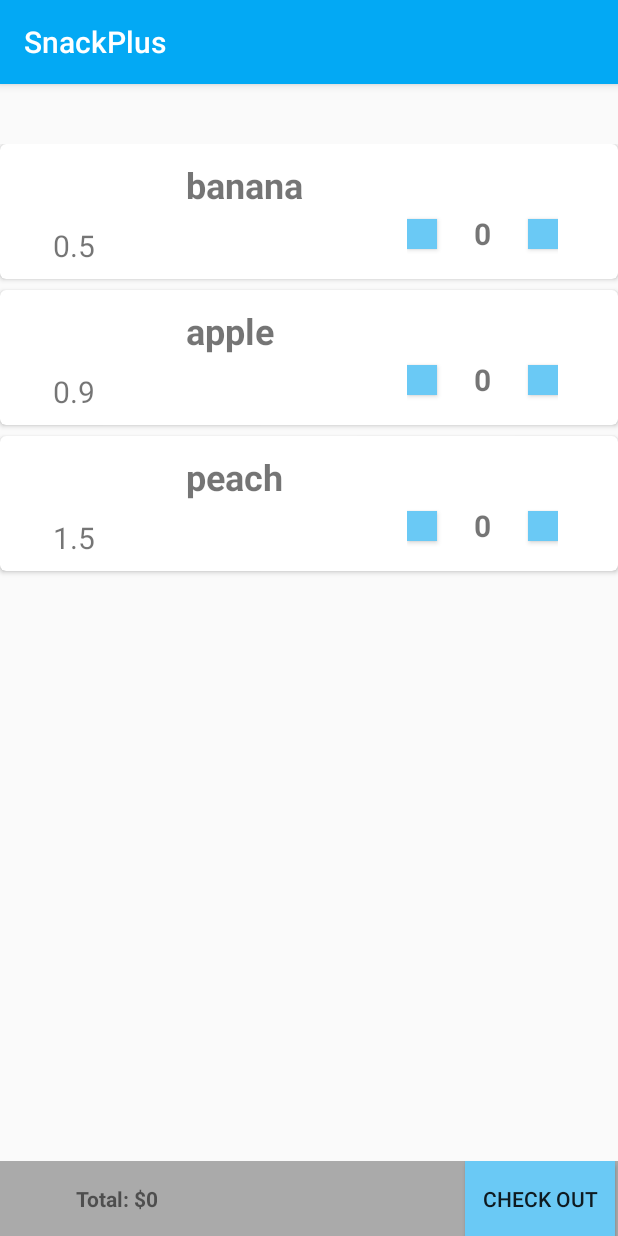
After one commit to Qrune/SnackPlus, an Android app: the ItemSelectActivity screen opened directly, with no data from a screen before it, on a phone screen of 412 x 824 dp. The commit adds this screen. Run offline under Robolectric (Android 15) with nearby library versions, the phone set to English and light mode, and no system bars.

Commit message:
customer app: first milestone - initial commit

```diff
--- a/app/build.gradle
+++ b/app/build.gradle
@@ -24,11 +24,13 @@ android {
 
 dependencies {
     implementation fileTree(dir: 'libs', include: ['*.jar'])
-    implementation"org.jetbrains.kotlin:kotlin-stdlib-jdk7:$kotlin_version"
+    implementation "org.jetbrains.kotlin:kotlin-stdlib-jdk7:$kotlin_version"
     implementation 'com.android.support:appcompat-v7:28.0.0'
     implementation 'com.android.support:recyclerview-v7:28.0.0'
     implementation 'com.android.support.constraint:constraint-layout:1.1.3'
     implementation 'com.android.support:cardview-v7:28.0.+'
+    implementation 'com.android.support:design:28.0.0'
+    implementation 'com.android.support:support-v4:28.0.0'
     testImplementation 'junit:junit:4.12'
     androidTestImplementation 'com.android.support.test:runner:1.0.2'
     androidTestImplementation 'com.android.support.test.espresso:espresso-core:3.0.2'
--- /dev/null
+++ b/app/src/main/java/edu/rose/snack/snackplus/ItemSelectActivity.kt
@@ -0,0 +1,52 @@
+package edu.rose.snack.snackplus
+
+import android.content.Intent
+import android.os.Bundle
+import android.os.Parcelable
+import android.support.v7.app.AppCompatActivity
+import android.widget.Button
+import android.widget.TextView
+
+const val SELECTED_ITEMS="edu.rose-hulman.zhengj2.SELECTED_ITEMS"
+const val TOTAL="edu.rose-hulman.zhengj2.TOTAL"
+
+class ItemSelectActivity : AppCompatActivity(), ItemSelectListFragment.OnItemSelectItemSelected {
+
+    private lateinit var textViewTotal: TextView
+    private lateinit var buttonCheckout: Button
+    private var total = 0F
+    private var selectedItems= mutableListOf<Item>()
+    override fun onItemSelectItemSelected(item: Item?, isRemove: Boolean) {
+        total += item!!.price * when (isRemove) {
+            true -> -1
+            false -> 1
+        }
+        selectedItems.add(item)
+        textViewTotal.text = "Total: $"+total.toString()
+    }
+
+    override fun onCreate(savedInstanceState: Bundle?) {
+        super.onCreate(savedInstanceState)
+        setContentView(R.layout.customer_item_select_main)
+
+        textViewTotal = findViewById(R.id.text_item_select_checkout_total)
+        buttonCheckout = findViewById(R.id.btn_item_select_checkout)
+
+
+        buttonCheckout.setOnClickListener {
+            var intent = Intent(this, CheckoutActivity::class.java)
+            var itemNames= arrayListOf<String>()
+            for (item in selectedItems){
+                itemNames.add(item.name)
+            }
+            intent.putStringArrayListExtra(SELECTED_ITEMS,itemNames)
+            intent.putExtra(TOTAL,total)
+            startActivity(intent)
+        }
+
+        val fragment = ItemSelectListFragment()
+        val ft = supportFragmentManager.beginTransaction()
+        ft.add(R.id.frame_item_select_item_list, fragment)
+        ft.commit()
+    }
+}
--- /dev/null
+++ b/app/src/main/java/edu/rose/snack/snackplus/ItemSelectListAdapter.kt
@@ -0,0 +1,75 @@
+package edu.rose.snack.snackplus
+
+import android.content.Context
+import android.support.design.widget.CoordinatorLayout
+import android.support.design.widget.Snackbar
+import android.support.v7.widget.RecyclerView
+import android.view.LayoutInflater
+import android.view.View
+import android.view.ViewGroup
+
+
+import edu.rose.snack.snackplus.ItemSelectListFragment.OnItemSelectItemSelected
+//import edu.rose.snack.snackplus.dummy.DummyContent.DummyItem
+import kotlinx.android.synthetic.main.customer_checkout_recycler_item.view.*
+import kotlinx.android.synthetic.main.customer_item_select_recycler_item.view.*
+
+/**
+ * [RecyclerView.Adapter] that can display a [DummyItem] and makes a call to the
+ * specified [OnItemSelectItemSelected].
+ * TODO: Replace the implementation with code for your data type.
+ */
+class ItemSelectListAdapter(
+    var context: Context,
+    private val items: List<Item>,
+    private val listener: OnItemSelectItemSelected?
+) : RecyclerView.Adapter<ItemSelectListAdapter.ItemViewHolder>() {
+
+//    private val mOnClickListener: View.OnClickListener
+
+
+    init {
+    }
+
+    override fun onCreateViewHolder(parent: ViewGroup, viewType: Int): ItemViewHolder {
+        val view = LayoutInflater.from(context)
+            .inflate(R.layout.customer_item_select_recycler_item, parent, false)
+        return ItemViewHolder(view)
+    }
+
+    override fun onBindViewHolder(itemHolder: ItemViewHolder, position: Int) {
+        val item = items[position]
+        val maxQuantity=items[position].quantity
+        itemHolder.itemName.text = item.name
+        itemHolder.itemPrice.text = item.price.toString()
+        itemHolder.itemQuantity.text ="0"
+        itemHolder.btnQuantityLess.setOnClickListener{
+            val quantity=itemHolder.itemQuantity.text.toString().toInt()
+            if (quantity>0){
+                itemHolder.itemQuantity.text=(quantity-1).toString()
+                listener!!.onItemSelectItemSelected(item,true)
+            }
+        }
+        itemHolder.btnQuantityMore.setOnClickListener{
+            val quantity=itemHolder.itemQuantity.text.toString().toInt()
+            if (quantity<maxQuantity){
+                itemHolder.itemQuantity.text=(quantity+1).toString()
+
+                listener!!.onItemSelectItemSelected(item,false)
+            }
+        }
+    }
+
+    override fun getItemCount(): Int = items.size
+
+    inner class ItemViewHolder(mView: View) : RecyclerView.ViewHolder(mView) {
+//        val itemPhoto:ImageView=mView.customer_checkout_recycler_view_item_image
+
+        val itemName = mView.txt_item_select_item_name
+        val itemQuantity = mView.txt_item_select_quantity
+        val itemPrice = mView.txt_item_select_price
+        val btnQuantityLess=mView.btn_item_select_quantity_less
+        val btnQuantityMore=mView.btn_item_select_quantity_more
+
+    }
+}
--- /dev/null
+++ b/app/src/main/java/edu/rose/snack/snackplus/ItemSelectListFragment.kt
@@ -0,0 +1,101 @@
+package edu.rose.snack.snackplus
+
+import android.content.Context
+import android.os.Bundle
+import android.support.v4.app.Fragment
+import android.support.v7.widget.GridLayoutManager
+import android.support.v7.widget.LinearLayoutManager
+import android.support.v7.widget.RecyclerView
+import android.view.LayoutInflater
+import android.view.View
+import android.view.ViewGroup
+
+//import edu.rose.snack.snackplus.dummy.DummyContent.DummyItem
+
+/**
+ * A fragment representing a list of Items.
+ * Activities containing this fragment MUST implement the
+ * [ItemSelectListFragment.OnItemSelectItemSelected] interface.
+ */
+class ItemSelectListFragment : Fragment() {
+
+    // TODO: Customize parameters
+    private var columnCount = 1
+
+    private var listener: OnItemSelectItemSelected? = null
+
+    override fun onCreate(savedInstanceState: Bundle?) {
+        super.onCreate(savedInstanceState)
+
+        arguments?.let {
+//            columnCount = it.getInt(ARG_COLUMN_COUNT)
+        }
+    }
+
+    private val dummyItems=listOf(Item("banana",5,0.5F),Item("apple",3,0.9F),Item("peach",2,1.5F))
+
+    override fun onCreateView(
+        inflater: LayoutInflater, container: ViewGroup?,
+        savedInstanceState: Bundle?
+    ): View? {
+        val view = inflater.inflate(R.layout.customer_item_select_item_list, container, false)
+
+        // Set the adapter
+        if (view is RecyclerView) {
+            with(view) {
+                layoutManager = when {
+                    columnCount <= 1 -> LinearLayoutManager(context)
+                    else -> GridLayoutManager(context, columnCount)
+                }
+                adapter = ItemSelectListAdapter(context,dummyItems, listener)
+                setHasFixedSize(true)
+            }
+        }
+        return view
+    }
+
+    override fun onAttach(context: Context) {
+        super.onAttach(context)
+        if (context is OnItemSelectItemSelected) {
+            listener = context
+        } else {
+            throw RuntimeException(context.toString() + " must implement OnItemSelectItemSelected")
+        }
+    }
+
+    override fun onDetach() {
+        super.onDetach()
+        listener = null
+    }
+
+    /**
+     * This interface must be implemented by activities that contain this
+     * fragment to allow an interaction in this fragment to be communicated
+     * to the activity and potentially other fragments contained in that
+     * activity.
+     *
+     *
+     * See the Android Training lesson
+     * [Communicating with Other Fragments](http://developer.android.com/training/basics/fragments/communicating.html)
+     * for more information.
+     */
+    interface OnItemSelectItemSelected {
+        // TODO: Update argument type and name
+        fun onItemSelectItemSelected(item: Item?,isRemove:Boolean)
+    }
+
+    companion object {
+
+        // TODO: Customize parameter argument names
+//        const val ARG_COLUMN_COUNT = "column-count"
+
+        // TODO: Customize parameter initialization
+        @JvmStatic
+        fun newInstance(columnCount: Int) =
+            ItemSelectListFragment().apply {
+                arguments = Bundle().apply {
+//                    putInt(ARG_COLUMN_COUNT, columnCount)
+                }
+            }
+    }
+}
--- a/app/src/main/java/edu/rose/snack/snackplus/MainActivity.kt
+++ b/app/src/main/java/edu/rose/snack/snackplus/MainActivity.kt
@@ -1,5 +1,6 @@
 package edu.rose.snack.snackplus
 
+import android.content.Intent
 import android.support.v7.app.AppCompatActivity
 import android.os.Bundle
 
@@ -8,5 +9,8 @@ class MainActivity : AppCompatActivity() {
     override fun onCreate(savedInstanceState: Bundle?) {
         super.onCreate(savedInstanceState)
         setContentView(R.layout.activity_main)
+
+        intent= Intent(this,LoginActivity::class.java)
+        startActivity(intent)
     }
 }
--- a/app/src/main/res/layout/customer_checkout_recycler_item.xml
+++ b/app/src/main/res/layout/customer_checkout_recycler_item.xml
@@ -38,7 +38,7 @@
                   android:layout_marginLeft="15dp"
                   android:textSize="20sp"
                   android:gravity="center"
-                  android:text="@string/x2"/>
+                  android:text="@string/x2" android:id="@+id/customer_chekcout_recycler_view_item_quantity"/>
         <TextView android:layout_width="wrap_content" android:layout_height="wrap_content"
                   android:layout_alignParentRight="true"
                   android:id="@+id/customer_checkout_recycler_view_item_price"
--- /dev/null
+++ b/app/src/main/res/layout/customer_item_select_item_list.xml
@@ -0,0 +1,10 @@
+<?xml version="1.0" encoding="utf-8"?>
+<android.support.v7.widget.RecyclerView
+        xmlns:android="http://schemas.android.com/apk/res/android" xmlns:tools="http://schemas.android.com/tools"
+        android:id="@+id/recycler_view_item_select_list"
+        android:layout_width="match_parent"
+        android:layout_height="550dp"
+        android:layout_alignParentStart="true"
+        android:layout_marginTop="40dp"
+        tools:listitem="@layout/customer_item_select_recycler_item"
+        tools:showIn="@layout/customer_item_select_main"/>
--- a/app/src/main/res/layout/customer_item_select_main.xml
+++ b/app/src/main/res/layout/customer_item_select_main.xml
@@ -2,15 +2,12 @@
 <RelativeLayout xmlns:android="http://schemas.android.com/apk/res/android"
                 xmlns:tools="http://schemas.android.com/tools"
                 android:layout_width="match_parent" android:layout_height="match_parent">
-    <android.support.v7.widget.RecyclerView
-            android:id="@+id/customer_item_select_recycler_view"
+    <FrameLayout
             android:layout_width="match_parent"
-            android:layout_height="550dp"
-            android:layout_alignParentStart="true"
-            android:layout_marginTop="40dp"
-            tools:listitem="@layout/customer_item_select_recycler_item"
-    />
-    />
+            android:layout_height="match_parent" android:id="@+id/frame_item_select_item_list">
+
+    </FrameLayout>
+
     <RelativeLayout android:layout_width="match_parent"
                     android:layout_height="50dp"
                     android:layout_alignParentBottom="true"
@@ -19,19 +16,19 @@
     >
         <Button android:layout_width="100dp" android:layout_height="match_parent"
                 android:layout_alignParentRight="true"
-                android:id="@+id/btn_customer_item_select_checkout"
+                android:id="@+id/btn_item_select_checkout"
                 android:background="@color/colorBlueBright"
                 android:layout_alignParentTop="true"
                 android:text="Check Out"
                 android:layout_marginRight="2dp"/>
         <TextView android:layout_width="wrap_content" android:layout_height="match_parent"
-                  android:text="Total: $12"
+                  android:text="Total: $0"
                   android:gravity="center"
                   android:layout_marginRight="8dp"
                   android:textStyle="bold"
                   android:layout_alignParentLeft="true"
                   android:layout_marginLeft="50dp"
-                  android:id="@+id/text_customer_item_select_checkout_total"/>
+                  android:id="@+id/text_item_select_checkout_total"/>
 
     </RelativeLayout>
 </RelativeLayout>
--- a/app/src/main/res/layout/customer_item_select_recycler_item.xml
+++ b/app/src/main/res/layout/customer_item_select_recycler_item.xml
@@ -4,7 +4,6 @@
         xmlns:android="http://schemas.android.com/apk/res/android"
         xmlns:app="http://schemas.android.com/apk/res-auto"
         xmlns:tools="http://schemas.android.com/tools"
-        android:id="@+id/customer_checkout_recycler_view_cardView"
         android:layout_width="match_parent"
         app:cardCornerRadius="4dp"
         app:cardPreventCornerOverlap="false"
@@ -13,15 +12,15 @@
         android:layout_height="90dp">
     <RelativeLayout android:layout_width="match_parent"
                     android:layout_height="match_parent"
-                    android:layout_marginHorizontal="20dp">
+                    android:layout_marginHorizontal="20dp" android:id="@+id/customer_checkout_recycler_view_cardView">
         <ImageView
-                android:id="@+id/customer_item_select_recycler_view_item_image"
+                android:id="@+id/img_item_select_item_photo"
                 android:layout_width="70dp"
                 android:layout_height="70dp"
                 android:layout_margin="5dp"
                 tools:src="@tools:sample/avatars" android:contentDescription="TODO"/>
         <TextView
-                android:id="@+id/customer_item_select_recycler_view_item_name"
+                android:id="@+id/txt_item_select_item_name"
                 android:layout_toRightOf="@+id/customer_item_select_recycler_view_item_image"
                 android:layout_marginLeft="15dp"
                 android:layout_width="wrap_content"
@@ -30,12 +29,13 @@
                 android:textSize="24sp"
                 android:padding="5dp"
                 android:textStyle="bold"
-                tools:text="@string/item_name"/>
+                tools:text="@string/item_name" android:layout_alignParentTop="true" android:layout_marginTop="5dp"
+                android:layout_toEndOf="@+id/img_item_select_item_photo" android:layout_marginStart="18dp"/>
         <TextView
-                android:id="@+id/customer_checkout_recycler_view_item_price"
+                android:id="@+id/txt_item_select_price"
                 android:layout_width="wrap_content" android:layout_height="wrap_content"
                 android:layout_toRightOf="@id/customer_item_select_recycler_view_item_image"
-                android:layout_below="@+id/customer_item_select_recycler_view_item_name"
+                android:layout_below="@+id/txt_item_select_item_name"
                 android:layout_marginTop="5dp"
                 android:layout_marginLeft="15dp"
                 android:textSize="20sp"
@@ -51,17 +51,17 @@
             <Button android:layout_width="20dp"
                     android:layout_height="20dp"
                     android:layout_gravity="center_vertical"
-                    android:background="@color/colorBlueBright"/>
+                    android:background="@color/colorBlueBright" android:id="@+id/btn_item_select_quantity_less"/>
             <TextView android:layout_width="50dp" android:layout_height="40dp"
                       android:layout_marginHorizontal="5dp"
                       android:text="23"
                       android:textStyle="bold"
                       android:gravity="center"
-                      android:textSize="20sp"/>
+                      android:textSize="20sp" android:id="@+id/txt_item_select_quantity"/>
             <Button android:layout_width="20dp"
                     android:layout_height="20dp"
                     android:layout_gravity="center_vertical"
-                    android:background="@color/colorBlueBright"/>
+                    android:background="@color/colorBlueBright" android:id="@+id/btn_item_select_quantity_more"/>
         </LinearLayout>
     </RelativeLayout>
 
--- /dev/null
+++ b/app/src/main/res/values/dimens.xml
@@ -0,0 +1,6 @@
+<resources>
+    <!-- Default screen margins, per the Android Design guidelines. -->
+    <dimen name="activity_horizontal_margin">16dp</dimen>
+    <dimen name="activity_vertical_margin">16dp</dimen>
+    <dimen name="text_margin">16dp</dimen>
+</resources>
```
Also changed, not shown: app/src/main/AndroidManifest.xml (+13 -0 lines), app/src/main/java/edu/rose/snack/snackplus/CheckoutActivity.kt (added, +47 -0 lines), app/src/main/java/edu/rose/snack/snackplus/CheckoutListAdapter.kt (added, +55 -0 lines), app/src/main/java/edu/rose/snack/snackplus/Item.kt (added, +33 -0 lines), app/src/main/java/edu/rose/snack/snackplus/LoginActivity.kt (added, +20 -0 lines), app/src/main/res/layout/customer_checkout_main.xml (+5 -5 lines), app/src/main/res/layout/log_in_main.xml (+6 -6 lines), app/src/main/res/layout/sign_up_main.xml (+13 -13 lines), app/src/main/res/layout/start_up_main.xml (+5 -5 lines), app/src/main/res/values/strings.xml (+14 -0 lines).
